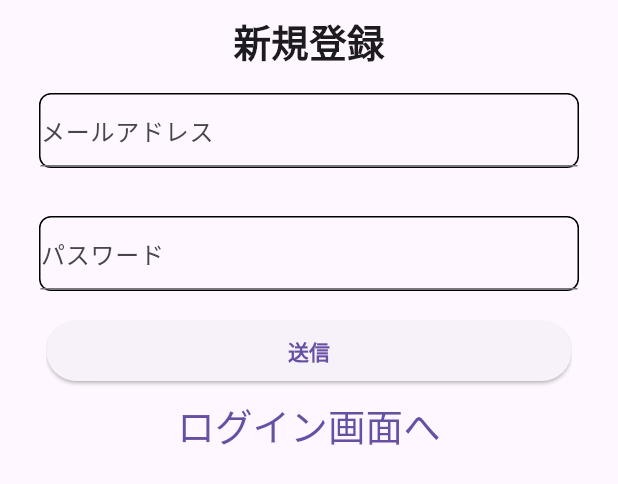
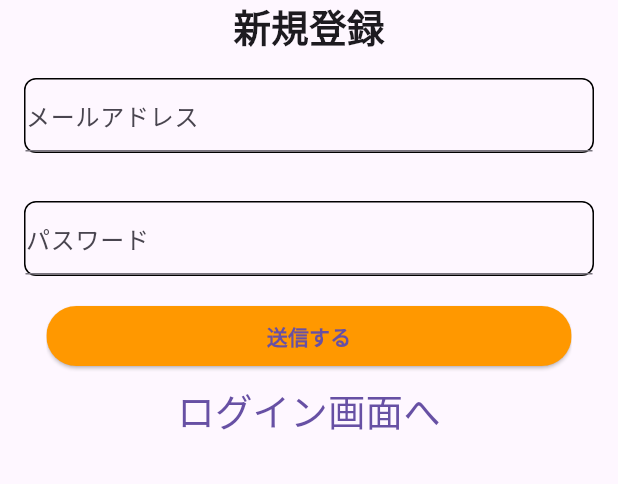
Before and after one commit to mzunohkaru/Flutter-Tutorial, a Flutter app: the SignupScreen widget shown alone on an empty page, opened directly, on a phone screen of 412 x 824 dp. Shown: the top 484 px of the screen. Run offline on Flutter 3.47's test engine with Material 3 defaults, Android fonts, the phone set to English and light mode, and no system bars; our stand-ins replace cloud_firestore, firebase_auth, firebase_core, fluttertoast, freezed_annotation, get; accounts and stored records are empty; generated files the repository leaves out were written again.

Commit message:
add:auth constant

```diff
--- /dev/null
+++ b/lib/constant/auth_constant.dart
@@ -0,0 +1,19 @@
+class AuthConstant {
+  static const emailHintText = "メールアドレス";
+  static const emailValidatorMsg = "正しいメールアドレスを入力して下さい";
+  static const passwordHintText = "パスワード";
+  static const passwordValidtorMsg = "パスワードが短すぎます";
+  static const positiveButtonText = "送信する";
+
+  static const signupSuccessMsg = "新規登録が成功しました";
+  static const signupFailureMsg = "新規登録が失敗しました";
+  static const signInSuccessMsg = "ログインが成功しました";
+  static const signInFailureMsg = "ログインが失敗しました";
+  static const signOutSuccessMsg = "ログアウトが成功しました";
+  static const signOutFailureMsg = "ログアウトが失敗しました";
+
+  static const signupTitle = "新規登録";
+  static const toLoginScreenText = "ログイン画面へ";
+  static const loginTitle = "ログイン";
+  static const toSignupScreenText = "新規登録画面へ";
+}
--- a/lib/view/abstract/auth_state.dart
+++ b/lib/view/abstract/auth_state.dart
@@ -1,6 +1,7 @@
 import 'package:flutter/material.dart';
 import 'package:get/get.dart';
 
+import '../../constant/auth_constant.dart';
 import '../../controller/auth_controller.dart';
 import '../common/rounded_button.dart';
 import '../common/text_filed_container.dart';
@@ -9,9 +10,7 @@
   final _formKey = GlobalKey<FormState>();
   @override
   Widget build(BuildContext context) {
-    return Padding(
-      padding: const EdgeInsets.all(10.0),
-      child: SingleChildScrollView(
+    return SingleChildScrollView(
       child: Column(
         children: [
           titleWidget(),
@@ -19,7 +18,6 @@
           _positiveButton(),
           toggleLoginModeButton()
         ],
-        ),
       ),
     );
   }
@@ -44,10 +42,12 @@
     final controller = AuthController.to;
     return TextFieldContainer(
       child: TextFormField(
-        decoration: const InputDecoration(hintText: "メールアドレス"),
+        decoration: const InputDecoration(hintText: AuthConstant.emailHintText),
         onSaved: controller.setEmail,
         validator: (value) {
-          return GetUtils.isEmail(value!) ? null : "正しいメールアドレスを入力して下さい";
+          return GetUtils.isEmail(value!)
+              ? null
+              : AuthConstant.emailValidatorMsg;
         },
       ),
     );
@@ -59,10 +59,11 @@
     return TextFieldContainer(
       child: TextFormField(
         obscureText: true, // パスワードを隠す
-        decoration: const InputDecoration(hintText: "パスワード"),
+        decoration:
+            const InputDecoration(hintText: AuthConstant.passwordHintText),
         onSaved: controller.setPassword,
         validator: (value) {
-          return value!.length > 7 ? null : "パスワードが短すぎます";
+          return value!.length > 7 ? null : AuthConstant.passwordValidtorMsg;
         },
       ),
     );
@@ -72,6 +73,7 @@
 
   Widget _positiveButton() {
     return RoundedButton(
+        color: Colors.orange,
         onPressed: () {
           // バリデーションを行う
           if (_formKey.currentState!.validate()) {
@@ -80,6 +82,6 @@
           }
           AuthController.to.onPositiveButtonPressed();
         },
-        textValue: "送信");
+        textValue: AuthConstant.positiveButtonText);
   }
 }
--- a/lib/view/pages/my_home_page/components/auth_screen/components/login_screen.dart
+++ b/lib/view/pages/my_home_page/components/auth_screen/components/login_screen.dart
@@ -1,5 +1,6 @@
 import 'package:flutter/material.dart';
 
+import '../../../../../../constant/auth_constant.dart';
 import '../../../../../../controller/auth_controller.dart';
 import '../../../../../abstract/auth_state.dart';
 
@@ -13,7 +14,7 @@
   @override
   Widget titleWidget() {
     return const Text(
-      "ログイン",
+      AuthConstant.loginTitle,
       style: TextStyle(fontSize: 25.0, fontWeight: FontWeight.bold),
     );
   }
@@ -24,7 +25,7 @@
     return TextButton(
         onPressed: AuthController.to.onToggleLoginModeButtonPressed,
         child: const Text(
-          "新規登録画面へ",
+          AuthConstant.toSignupScreenText,
           style: style,
         ));
   }
--- a/lib/view/pages/my_home_page/components/auth_screen/components/signup_screen.dart
+++ b/lib/view/pages/my_home_page/components/auth_screen/components/signup_screen.dart
@@ -1,6 +1,7 @@
 import 'package:fir_sample/controller/auth_controller.dart';
 import 'package:flutter/material.dart';
 
+import '../../../../../../constant/auth_constant.dart';
 import '../../../../../abstract/auth_state.dart';
 
 class SignupScreen extends StatefulWidget {
@@ -13,7 +14,7 @@
   @override
   Widget titleWidget() {
     return const Text(
-      "新規登録",
+      AuthConstant.signupTitle,
       style: TextStyle(fontSize: 25.0, fontWeight: FontWeight.bold),
     );
   }
@@ -24,7 +25,7 @@
     return TextButton(
         onPressed: AuthController.to.onToggleLoginModeButtonPressed,
         child: const Text(
-          "ログイン画面へ",
+          AuthConstant.toLoginScreenText,
           style: style,
         ));
   }
```
Also changed, not shown: lib/controller/auth_controller.dart (+28 -49 lines). Lines whose indentation alone changed are shown as unchanged.
